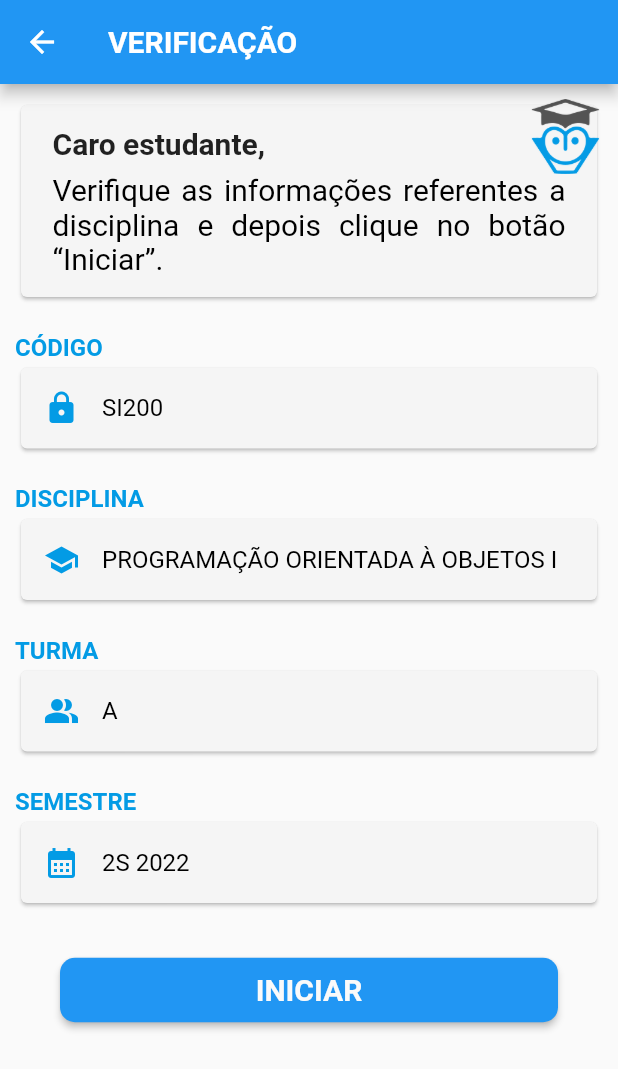
After one commit to juliadesouza/Assessment-App, a Flutter app: the VerificationScreen screen opened directly, on a phone screen of 412 x 824 dp. The commit adds this screen. Shown: the top 1069 px of the screen. Run offline on Flutter 3.47's test engine with Material 2 defaults, Android fonts, the phone set to English and light mode, and no system bars; our stand-ins replace flutter_bloc, hive, hive_flutter, intro_slider; missing offline and left inert: flutter_barcode_scanner; accounts and stored records are empty.

Commit message:
Criado pagina de verificacao das info da disciplina

```diff
--- a/lib/constants/colors.dart
+++ b/lib/constants/colors.dart
@@ -8,3 +8,4 @@ const Color kGreen = Color(0xFF9ccc65);
 const Color kDarkGreen = Color(0xFF689f38);
 const Color kRed = Color(0xFFef5350);
 const Color kBackground = Color(0xFFFAFAFA);
+const Color kCardBackground = Color(0xFFF5F5F5);
--- /dev/null
+++ b/lib/screens/verification_screen.dart
@@ -0,0 +1,93 @@
+import 'dart:ui';
+
+import 'package:assessment_app/constants/colors.dart';
+import 'package:assessment_app/widgets/card_widget.dart';
+import 'package:flutter/material.dart';
+
+class VerificationScreen extends StatelessWidget {
+  const VerificationScreen({Key? key}) : super(key: key);
+
+  @override
+  Widget build(BuildContext context) {
+    return (Scaffold(
+      appBar: AppBar(
+        title: const Text("VERIFICAÇÃO",
+            style: TextStyle(fontWeight: FontWeight.bold)),
+      ),
+      body: SingleChildScrollView(
+        child: Padding(
+          padding: const EdgeInsets.all(10.0),
+          child: Column(
+            crossAxisAlignment: CrossAxisAlignment.stretch,
+            children: [
+              Stack(
+                children: [
+                  const Card(
+                    color: kCardBackground,
+                    child: Padding(
+                      padding: EdgeInsets.only(
+                          top: 10, bottom: 10, left: 5, right: 5),
+                      child: ListTile(
+                        title: Padding(
+                          padding: EdgeInsets.only(bottom: 8.0),
+                          child: Text('Caro estudante,',
+                              textAlign: TextAlign.justify,
+                              style: TextStyle(
+                                  fontSize: 20, fontWeight: FontWeight.bold)),
+                        ),
+                        subtitle: Text(
+                          textAlign: TextAlign.justify,
+                          'Verifique as informações referentes a disciplina e depois clique no botão “Iniciar”.',
+                          style: TextStyle(fontSize: 20, color: Colors.black),
+                        ),
+                      ),
+                    ),
+                  ),
+                  Container(
+                    alignment: Alignment.topRight,
+                    child: Image.asset(
+                      "assets/images/owl.png",
+                      width: 50,
+                      height: 50,
+                    ),
+                  )
+                ],
+              ),
+              const CardWidget(
+                  title: "CÓDIGO", icon: Icons.lock, value: "SI200"),
+              const CardWidget(
+                  title: "DISCIPLINA",
+                  icon: Icons.school,
+                  value: "PROGRAMAÇÃO ORIENTADA À OBJETOS I"),
+              const CardWidget(
+                  title: "TURMA", icon: Icons.people_alt, value: "A"),
+              const CardWidget(
+                  title: "SEMESTRE",
+                  icon: Icons.calendar_month,
+                  value: "2S 2022"),
+              Container(
+                margin: const EdgeInsets.all(30),
+                child: ElevatedButton(
+                  onPressed: () {},
+                  style: ElevatedButton.styleFrom(
+                    shape: RoundedRectangleBorder(
+                      borderRadius: BorderRadius.circular(10.0),
+                    ),
+                  ),
+                  child: const Padding(
+                    padding: EdgeInsets.all(10.0),
+                    child: Text("INICIAR",
+                        style: TextStyle(
+                            color: kBackground,
+                            fontSize: 20,
+                            fontWeight: FontWeight.bold)),
+                  ),
+                ),
+              )
+            ],
+          ),
+        ),
+      ),
+    ));
+  }
+}
--- /dev/null
+++ b/lib/widgets/card_widget.dart
@@ -0,0 +1,50 @@
+import 'package:assessment_app/constants/colors.dart';
+import 'package:flutter/material.dart';
+
+class CardWidget extends StatelessWidget {
+  const CardWidget(
+      {Key? key, required this.title, required this.icon, required this.value})
+      : super(key: key);
+
+  final String title;
+  final IconData icon;
+  final String value;
+  @override
+  Widget build(BuildContext context) {
+    return Column(
+        mainAxisAlignment: MainAxisAlignment.spaceBetween,
+        crossAxisAlignment: CrossAxisAlignment.start,
+        children: [
+          const SizedBox(height: 20),
+          Text(
+            title,
+            style: const TextStyle(
+                fontSize: 16, fontWeight: FontWeight.bold, color: kBlue),
+          ),
+          Card(
+              color: kCardBackground,
+              child: Padding(
+                padding: const EdgeInsets.all(15.0),
+                child: Row(
+                  children: [
+                    Padding(
+                      padding: const EdgeInsets.only(right: 15.0),
+                      child: Icon(
+                        icon,
+                        color: kBlue,
+                      ),
+                    ),
+                    Flexible(
+                      child: Text(
+                        value,
+                        overflow: TextOverflow.ellipsis,
+                        style:
+                            const TextStyle(fontSize: 16, color: Colors.black),
+                      ),
+                    ),
+                  ],
+                ),
+              ))
+        ]);
+  }
+}
--- a/pubspec.yaml
+++ b/pubspec.yaml
@@ -68,6 +68,7 @@ flutter:
     - assets/images/id.png
     - assets/images/question.png
     - assets/images/important.png
+    - assets/images/owl.png
 
   # An image asset can refer to one or more resolution-specific "variants", see
   # https://flutter.dev/assets-and-images/#resolution-aware
```
Also changed, not shown: lib/main.dart (+4 -4 lines), assets/images/owl.png (added).
